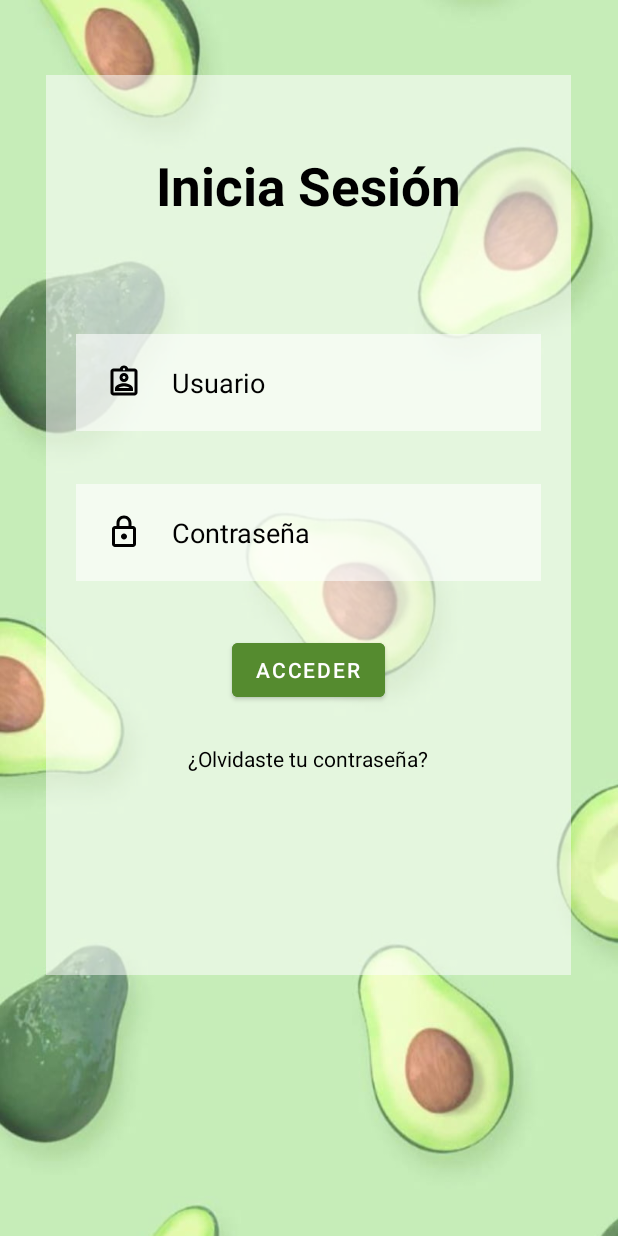
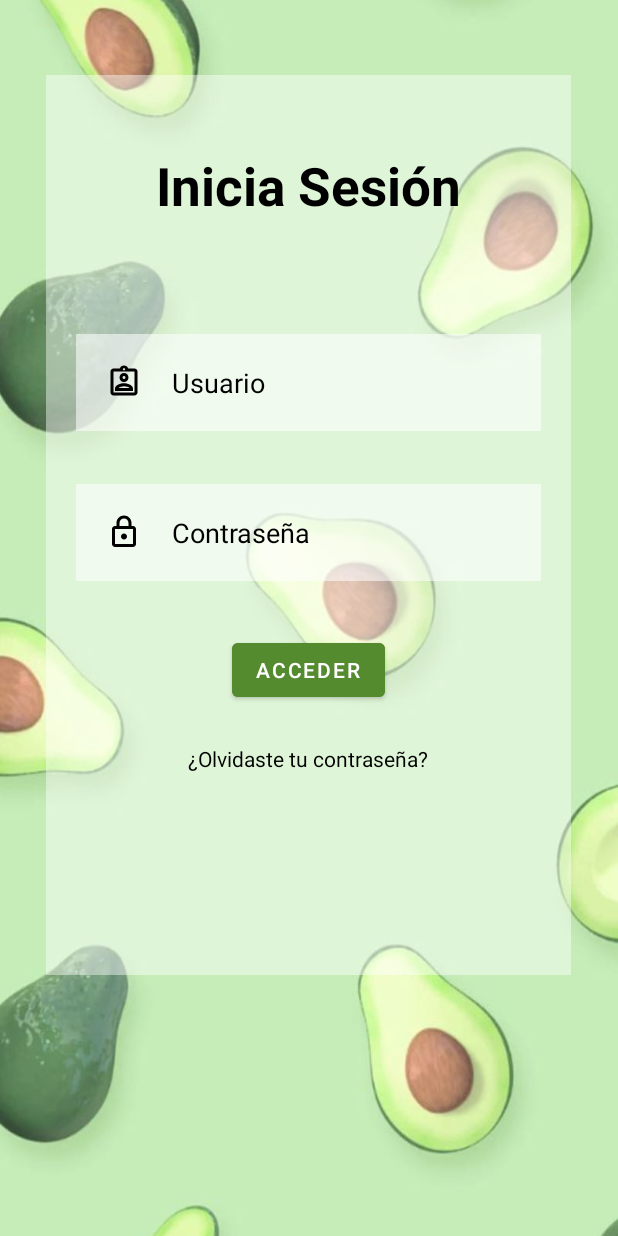
Before and after one commit to Proyecto-Plataforma-de-Trazabilidad/LoginApp, an Android app: the screen it shows after launch (MainActivity), on a phone screen of 412 x 824 dp. Run offline under Robolectric (Android 15) with nearby library versions, the phone set to English and light mode, and no system bars; our stand-ins replace Volley.

Commit message:
restauro final

```diff
--- a/app/build.gradle
+++ b/app/build.gradle
@@ -34,12 +34,6 @@ dependencies {
     implementation 'com.google.android.material:material:1.8.0'
     implementation 'androidx.constraintlayout:constraintlayout:2.1.4'
     testImplementation 'junit:junit:4.13.2'
-
-    //noinspection GradleCompatible
-    implementation 'com.android.support:cardview-v7:28.0.0'
-    //noinspection GradleCompatible
-    implementation 'com.android.support:gridlayout-v7:28.0.0'
-
     androidTestImplementation 'androidx.test.ext:junit:1.1.5'
     androidTestImplementation 'androidx.test.espresso:espresso-core:3.5.1'
     implementation 'com.android.volley:volley:1.2.1'
--- a/app/src/main/AndroidManifest.xml
+++ b/app/src/main/AndroidManifest.xml
@@ -1,18 +1,17 @@
 <?xml version="1.0" encoding="utf-8"?>
 <manifest xmlns:android="http://schemas.android.com/apk/res/android"
     xmlns:tools="http://schemas.android.com/tools">
-
-    <uses-permission android:name="android.permission.INTERNET" />
+    <uses-permission android:name="android.permission.INTERNET"/>
 
     <application
         android:allowBackup="true"
+        android:usesCleartextTraffic="true"
         android:dataExtractionRules="@xml/data_extraction_rules"
         android:fullBackupContent="@xml/backup_rules"
         android:icon="@mipmap/ic_launcher"
         android:label="@string/app_name"
         android:supportsRtl="true"
         android:theme="@style/Theme.LoginApp"
-        android:usesCleartextTraffic="true"
         tools:targetApi="31">
         <activity
             android:name=".MainActivity"
--- a/app/src/main/java/com/example/loginapp/MainActivity.java
+++ b/app/src/main/java/com/example/loginapp/MainActivity.java
@@ -98,8 +98,7 @@ public class MainActivity extends AppCompatActivity {
                         else{
                             Toast.makeText(getApplicationContext(), "Acceso correcto",Toast.LENGTH_LONG).show();
                                     //Presentar otra activity....
-                            //Intent i=new Intent(MainActivity.this, MainActivity2.class);
-                            //startActivity(i);
+
                         }
                     }
                     catch (JSONException e) {
--- a/app/src/main/res/layout/activity_main.xml
+++ b/app/src/main/res/layout/activity_main.xml
@@ -13,7 +13,7 @@
         android:layout_centerHorizontal="true"
         android:layout_marginTop="50dp"
         android:id="@+id/linearLayout1"
-        android:background="#88FFFFFF">
+        android:background="#70FFFFFF">
 
         <TextView
             android:id="@+id/singtext"
@@ -36,7 +36,7 @@
             android:layout_centerHorizontal="true"
             android:hint="@string/username"
             android:textColorHint="@color/black"
-            android:background="#99FFFFFF"
+            android:background="#90FFFFFF"
             android:drawableStart="@drawable/outline_assignment_ind_24"
             android:inputType="textEmailAddress"
             android:padding="20sp"
@@ -56,7 +56,7 @@
             android:textColorHint="@color/black"
             android:textColor="@color/black"
             android:padding="20sp"
-            android:background="#99FFFFFF"
+            android:background="#90FFFFFF"
             android:drawableStart="@drawable/outline_https_24"
             android:drawablePadding="20sp"
             android:inputType="textPassword"
```
Also changed, not shown: app/src/main/res/drawable/avocado_mobile_background_thypix_3_394x700.jpg (deleted), app/src/main/res/drawable/desktop_wallpaper_simple_mobile_calm_simple.jpg (deleted), app/src/main/res/drawable/flat_750x1000_075_f.jpg (deleted).
